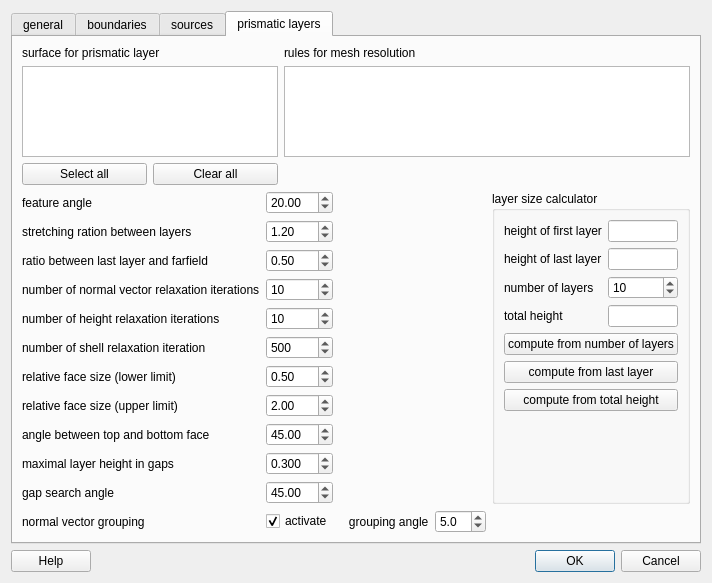
Above: src/libengrid/guicreatesurfacemesh.ui from enGits/engrid before the change. Below: the same form after it.
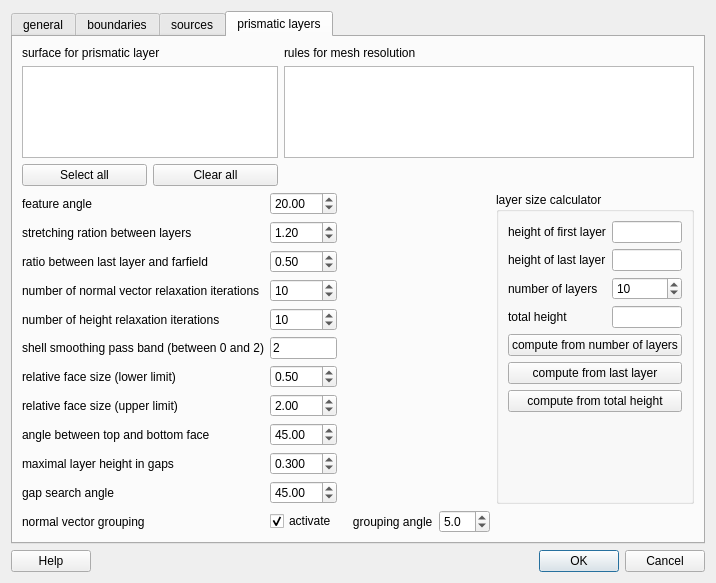
That is the form after the change. The open tabs and pages were chosen to show the change. Icons and pictures are not drawn.

Commit message: fixed adjacent blayer smoothing bug ...

Diff of the .ui file:
```diff
--- a/src/libengrid/guicreatesurfacemesh.ui
+++ b/src/libengrid/guicreatesurfacemesh.ui
@@ -747,23 +747,17 @@
            </layout>
           </widget>
          </item>
-         <item row="5" column="1">
-          <widget class="QSpinBox" name="m_SpinBoxShellRelaxationIterations">
-           <property name="maximum">
-            <number>10000</number>
-           </property>
-           <property name="singleStep">
-            <number>100</number>
-           </property>
-           <property name="value">
-            <number>500</number>
-           </property>
-          </widget>
-         </item>
          <item row="5" column="0">
           <widget class="QLabel" name="label_27">
            <property name="text">
-            <string>number of shell relaxation iteration</string>
+            <string>shell smoothing pass band (between 0 and 2)</string>
+           </property>
+          </widget>
+         </item>
+         <item row="5" column="1">
+          <widget class="QLineEdit" name="m_LineEditPassBand">
+           <property name="text">
+            <string>2</string>
            </property>
           </widget>
          </item>
```
Left out of the diff: 6 changed lines with no effect on the pictures. The commit also changes 5 other files.
